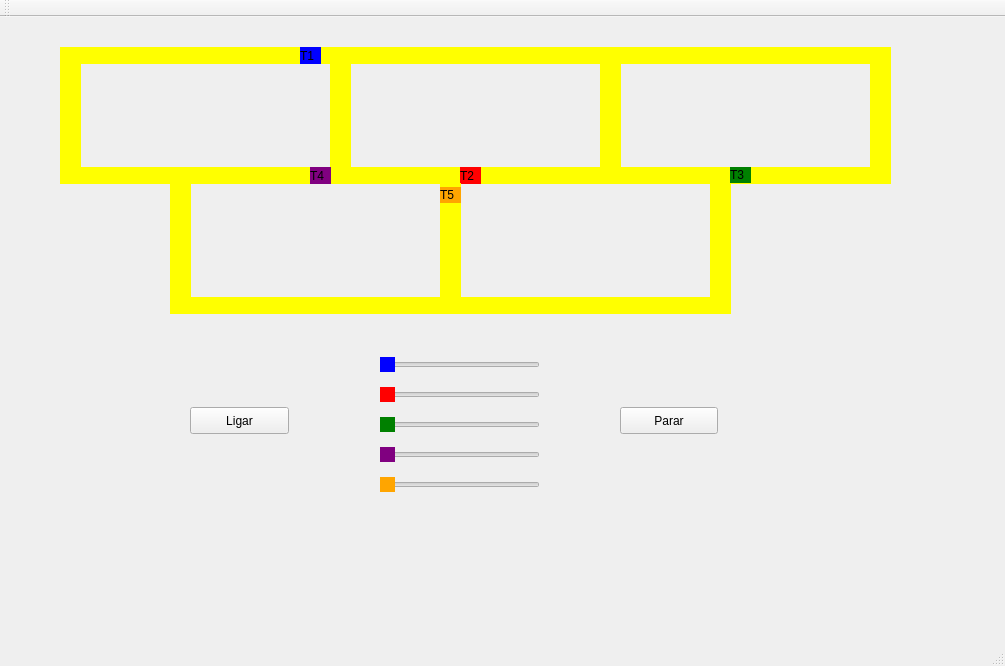
Old version of the form mainwindow.ui in the repository Igorsb3000/Trabalho-Pratico-2-SO.
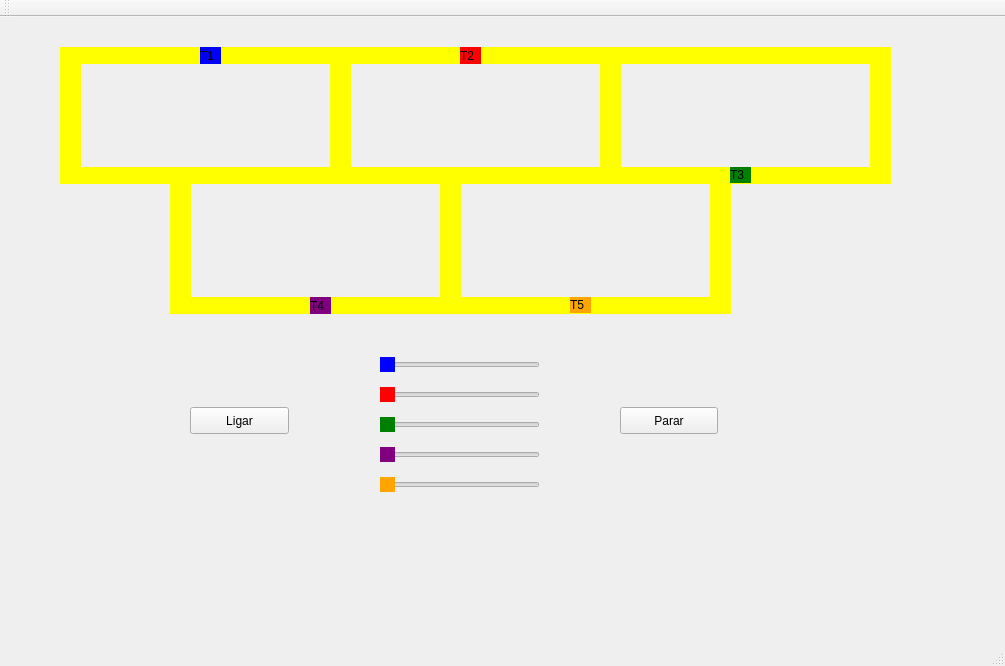
New version of the form.

```diff
--- a/mainwindow.ui
+++ b/mainwindow.ui
@@ -17,7 +17,7 @@
    <widget class="QLabel" name="label_trem1">
     <property name="geometry">
      <rect>
-      <x>300</x>
+      <x>200</x>
       <y>30</y>
       <width>21</width>
       <height>17</height>
@@ -86,8 +86,8 @@
        <colorrole role="Button">
         <brush brushstyle="SolidPattern">
          <color alpha="255">
-          <red>204</red>
-          <green>0</green>
+          <red>255</red>
+          <green>255</green>
           <blue>0</blue>
          </color>
         </brush>
@@ -160,15 +160,15 @@
          <color alpha="255">
           <red>255</red>
           <green>255</green>
-          <blue>255</blue>
+          <blue>0</blue>
          </color>
         </brush>
        </colorrole>
        <colorrole role="Window">
         <brush brushstyle="SolidPattern">
          <color alpha="255">
-          <red>204</red>
-          <green>0</green>
+          <red>255</red>
+          <green>255</green>
           <blue>0</blue>
          </color>
         </brush>
@@ -232,8 +232,8 @@
        <colorrole role="Button">
         <brush brushstyle="SolidPattern">
          <color alpha="255">
-          <red>204</red>
-          <green>0</green>
+          <red>255</red>
+          <green>255</green>
           <blue>0</blue>
          </color>
         </brush>
@@ -306,15 +306,15 @@
          <color alpha="255">
           <red>255</red>
           <green>255</green>
-          <blue>255</blue>
+          <blue>0</blue>
          </color>
         </brush>
        </colorrole>
        <colorrole role="Window">
         <brush brushstyle="SolidPattern">
          <color alpha="255">
-          <red>204</red>
-          <green>0</green>
+          <red>255</red>
+          <green>255</green>
           <blue>0</blue>
          </color>
         </brush>
@@ -378,8 +378,8 @@
        <colorrole role="Button">
         <brush brushstyle="SolidPattern">
          <color alpha="255">
-          <red>204</red>
-          <green>0</green>
+          <red>255</red>
+          <green>255</green>
           <blue>0</blue>
          </color>
         </brush>
@@ -450,8 +450,8 @@
        <colorrole role="Base">
         <brush brushstyle="SolidPattern">
          <color alpha="255">
-          <red>204</red>
-          <green>0</green>
+          <red>255</red>
+          <green>255</green>
           <blue>0</blue>
          </color>
         </brush>
@@ -459,8 +459,8 @@
        <colorrole role="Window">
         <brush brushstyle="SolidPattern">
          <color alpha="255">
-          <red>204</red>
-          <green>0</green>
+          <red>255</red>
+          <green>255</green>
           <blue>0</blue>
          </color>
         </brush>
@@ -617,7 +617,7 @@
     <property name="geometry">
      <rect>
       <x>460</x>
-      <y>150</y>
+      <y>30</y>
       <width>21</width>
       <height>17</height>
      </rect>
@@ -777,7 +777,7 @@
     <property name="geometry">
      <rect>
       <x>310</x>
-      <y>150</y>
+      <y>280</y>
       <width>21</width>
       <height>17</height>
      </rect>
@@ -792,8 +792,8 @@
    <widget class="QLabel" name="label_trem5">
     <property name="geometry">
      <rect>
-      <x>440</x>
-      <y>170</y>
+      <x>570</x>
+      <y>280</y>
       <width>21</width>
       <height>16</height>
      </rect>
```
